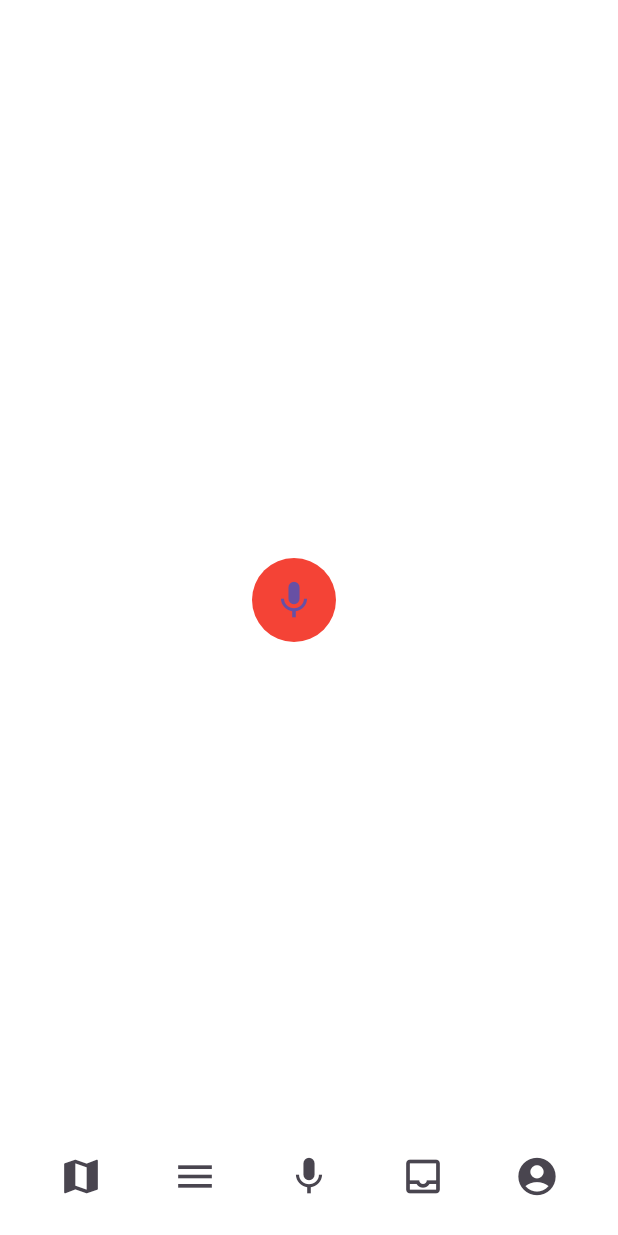
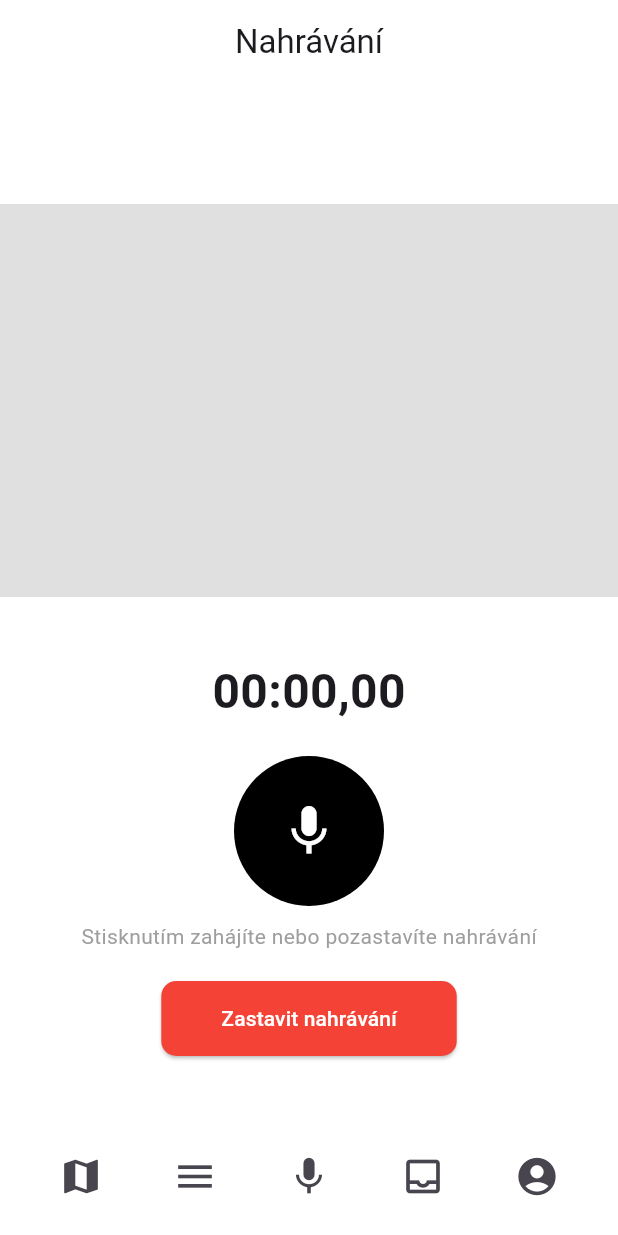
Before and after one commit to Strnadi/Strnadi-Mobile-App, a Flutter app: the LiveRec screen opened directly, on a phone screen of 412 x 824 dp. Run offline on Flutter 3.47's test engine with Material 3 defaults, Android fonts, the phone set to English and light mode, and no system bars; our stand-ins replace device_info_plus, firebase_core, firebase_messaging, flutter_local_notifications, flutter_map, flutter_secure_storage and 6 more; missing offline and left inert: audio_waveforms, ffmpeg_kit_flutter, fftea, flutter_map_location_marker, google_api_availability, record and 3 more; accounts and stored records are empty; statements that could not run were skipped.

Commit message:
redesign and wip

```diff
--- a/lib/recording/streamRec.dart
+++ b/lib/recording/streamRec.dart
@@ -40,14 +40,13 @@ int calcBitRate(int sampleRate, int bitDepth) {
 }
 
 class _LiveRecState extends State<LiveRec> {
-  int _recordDuration = 0;
+  double _recordDuration = 0;
   var filepath = "";
   Timer? _timer;
   late final AudioRecorder _audioRecorder;
   StreamSubscription<RecordState>? _recordSub;
   RecordState _recordState = RecordState.stop;
   StreamSubscription<Amplitude>? _amplitudeSub;
-  Amplitude? _amplitude;
 
   List<List<double>> spectrogramData = [];
 
@@ -85,12 +84,22 @@ class _LiveRecState extends State<LiveRec> {
     _amplitudeSub = _audioRecorder
         .onAmplitudeChanged(const Duration(milliseconds: 300))
         .listen((amp) {
-      setState(() => _amplitude = amp);
     });
 
     super.initState();
   }
 
+  void _toggleRecording(){
+    if (_recordState == RecordState.record) {
+      _pause();
+    } else if (_recordState == RecordState.pause) {
+      _resume();
+    } else {
+      _start();
+    }
+  }
+
+  /// stop function
   Future<void> _stop() async {
     recordingPartsList.add(
       RecordingParts(
@@ -100,7 +109,7 @@ class _LiveRecState extends State<LiveRec> {
       ),
     );
 
-    recordingPartsTimeList.add(_recordDuration);
+    recordingPartsTimeList.add(_recordDuration.toInt());
 
     await _audioRecorder.stop();
 
@@ -130,6 +139,66 @@ class _LiveRecState extends State<LiveRec> {
       'audio_${DateTime
           .now()
           .millisecondsSinceEpoch}.wav',
+    );
+  }
+
+  @override
+  Widget build(BuildContext context) {
+    return ScaffoldWithBottomBar(
+      appBarTitle: "Nahrávání",
+      content: Column(
+        mainAxisAlignment: MainAxisAlignment.center,
+        children: [
+          const SizedBox(height: 80),
+          Expanded(
+            child: Container(
+              color: Colors.grey.shade300,
+              width: double.infinity,
+            ),
+          ),
+          const SizedBox(height: 40),
+          Text(
+            _formatTime(_recordDuration.toInt()),
+            style: const TextStyle(fontSize: 32, fontWeight: FontWeight.bold),
+          ),
+          const SizedBox(height: 20),
+          GestureDetector(
+            onTap: _toggleRecording,
+            child: Container(
+              width: 100,
+              height: 100,
+              decoration: const BoxDecoration(
+                shape: BoxShape.circle,
+                color: Colors.black,
+              ),
+              child: Icon(
+                _recordState == RecordState.record ? Icons.pause : Icons.mic,
+                color: Colors.white,
+                size: 40,
+              ),
+            ),
+          ),
+          const SizedBox(height: 10),
+          const Text(
+            "Stisknutím zahájíte nebo pozastavíte nahrávání",
+            style: TextStyle(color: Colors.grey),
+          ),
+          const SizedBox(height: 20),
+          ElevatedButton(
+            onPressed: _stop,
+            style: ElevatedButton.styleFrom(
+              backgroundColor: Colors.red,
+              foregroundColor: Colors.white,
+              padding: const EdgeInsets.symmetric(horizontal: 40, vertical: 15),
+              shape: RoundedRectangleBorder(
+                borderRadius: BorderRadius.circular(10),
+              ),
+            ),
+            child: const Text("Zastavit nahrávání"),
+          ),
+          const SizedBox(height: 40),
+        ],
+      ),
     );
   }
 
@@ -177,6 +246,13 @@ class _LiveRecState extends State<LiveRec> {
     }
   }
 
+  String _formatTime(int duration) {
+    final milliseconds = (duration % 10) * 10;
+    final seconds = (duration ~/ 10) % 60;
+    final minutes = (duration ~/ 600);
+    return '${minutes.toString().padLeft(2, '0')}:${seconds.toString().padLeft(2, '0')},${milliseconds.toString().padLeft(2, '0')}';
+  }
+
   Future<String> recordStream(AudioRecorder recorder, RecordConfig config,
       String filepath) async {
     final file = File(filepath);
@@ -204,7 +280,7 @@ class _LiveRecState extends State<LiveRec> {
   Future<void> _pause() async {
     _audioRecorder.pause();
 
-    recordingPartsTimeList.add(_recordDuration);
+    recordingPartsTimeList.add(_recordDuration.toInt());
 
     recordingPartsList.add(RecordingParts(
       path: null,
@@ -251,31 +327,31 @@ class _LiveRecState extends State<LiveRec> {
     return isSupported;
   }
 
-  @override
-  Widget build(BuildContext context) {
-    return ScaffoldWithBottomBar(
-      appBarTitle: "",
-      content: Column(
-        mainAxisAlignment: MainAxisAlignment.center,
-        children: [
-          // SizedBox(height: 100, width: 100, child: LiveSpectogram.SpectogramLive(data: _stream.toList().map((e) => e.toDouble()).toList())),
-          Row(
-            mainAxisAlignment: MainAxisAlignment.center,
-            children: <Widget>[
-              _buildRecordStopControl(),
-              const SizedBox(width: 20),
-              _buildPauseResumeControl(),
-            ],
-          ),
-          if (_amplitude != null) ...[
-            const SizedBox(height: 40),
-            Text('Current: ${_amplitude?.current ?? 0.0}'),
-            Text('Max: ${_amplitude?.max ?? 0.0}'),
-          ],
-        ],
-      ),
-    );
-  }
+  // @override
+  // Widget build(BuildContext context) {
+  //   return ScaffoldWithBottomBar(
+  //     appBarTitle: "",
+  //     content: Column(
+  //       mainAxisAlignment: MainAxisAlignment.center,
+  //       children: [
+  //         // SizedBox(height: 100, width: 100, child: LiveSpectogram.SpectogramLive(data: _stream.toList().map((e) => e.toDouble()).toList())),
+  //         Row(
+  //           mainAxisAlignment: MainAxisAlignment.center,
+  //           children: <Widget>[
+  //             _buildRecordStopControl(),
+  //             const SizedBox(width: 20),
+  //             _buildPauseResumeControl(),
+  //           ],
+  //         ),
+  //         if (_amplitude != null) ...[
+  //           const SizedBox(height: 40),
+  //           Text('Current: ${_amplitude?.current ?? 0.0}'),
+  //           Text('Max: ${_amplitude?.max ?? 0.0}'),
+  //         ],
+  //       ],
+  //     ),
+  //   );
+  // }
 
   @override
   void dispose() {
@@ -284,70 +360,6 @@ class _LiveRecState extends State<LiveRec> {
     _amplitudeSub?.cancel();
     _audioRecorder.dispose();
     super.dispose();
-  }
-
-  Widget _buildRecordStopControl() {
-    late Icon icon;
-
-    if (_recordState != RecordState.stop) {
-      icon = const Icon(Icons.stop, color: Colors.red, size: 30);
-    } else {
-      final theme = Theme.of(context);
-      icon = Icon(Icons.mic, color: theme.primaryColor, size: 30);
-    }
-
-    return ClipOval(
-      child: Material(
-        color: Colors.red,
-        child: InkWell(
-          child: SizedBox(width: 56, height: 56, child: icon),
-          onTap: () {
-            (_recordState != RecordState.stop) ? _stop() : _start();
-          },
-        ),
-      ),
-    );
-  }
-
-  Widget _buildPauseResumeControl() {
-    if (_recordState == RecordState.stop) {
-      return const SizedBox.shrink();
-    }
-
-    late Icon icon;
-    late Color color;
-
-    if (_recordState == RecordState.record) {
-      icon = const Icon(Icons.pause, color: Colors.red, size: 30);
-      color = Colors.red.withValues(alpha: 0.1);
-    } else {
-      final theme = Theme.of(context);
-      icon = const Icon(Icons.play_arrow, color: Colors.red, size: 30);
-      color = theme.primaryColor.withValues(alpha: 0.1);
-    }
-
-    return ClipOval(
-      child: Material(
-        color: color,
-        child: InkWell(
-          child: SizedBox(width: 56, height: 56, child: icon),
-          onTap: () {
-            (_recordState == RecordState.pause) ? _resume() : _pause();
-          },
-        ),
-      ),
-    );
-  }
-
-
-  Widget _buildTimer() {
-    final String minutes = _formatNumber(_recordDuration ~/ 60);
-    final String seconds = _formatNumber(_recordDuration % 60);
-
-    return Text(
-      '$minutes : $seconds',
-      style: const TextStyle(color: Colors.red),
-    );
   }
 
   String _formatNumber(int number) {
@@ -362,8 +374,8 @@ class _LiveRecState extends State<LiveRec> {
   void _startTimer() {
     _timer?.cancel();
 
-    _timer = Timer.periodic(const Duration(seconds: 1), (Timer t) {
-      setState(() => _recordDuration++);
+    _timer = Timer.periodic(const Duration(milliseconds: 1), (Timer t) {
+      setState(() => _recordDuration += 0.01);
     });
   }
 
```
